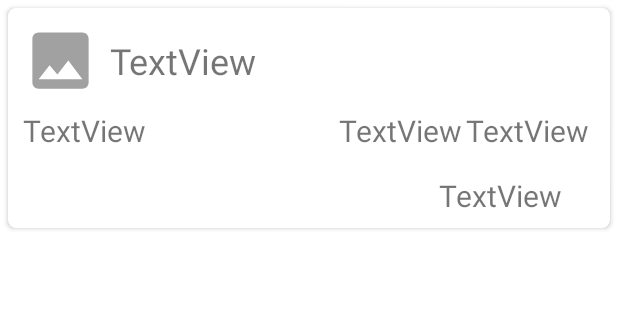
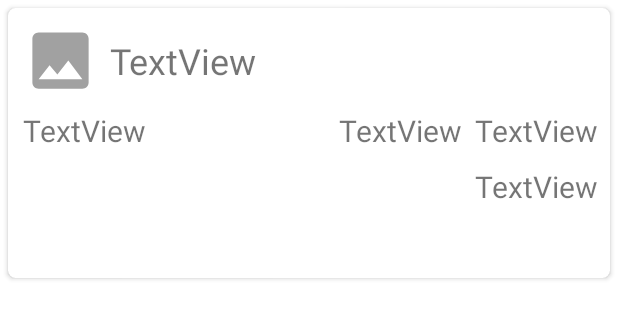
Before and after one commit to arthersky/NumberQ.Client, an Android app: the layout cardview_order_row.xml on its own in the app's theme, with its tools: preview values and no code run, on a phone screen of 412 x 824 dp. Shown: the top 319 px of the screen. Run offline under Robolectric (Android 15) with nearby library versions, the phone set to English and light mode, and no system bars.

Commit message:
微調orderFragment的版面，及一些小bug修正

```diff
--- a/app/src/main/AndroidManifest.xml
+++ b/app/src/main/AndroidManifest.xml
@@ -55,7 +55,7 @@
             android:label="@string/title_activity_pay_select"
             android:theme="@style/MyActionBar">
         </activity>
-
+        <service android:name=".service.OrderCountDown" />
         <meta-data
             android:name="com.google.android.maps.v2.API_KEY"
             android:value="AIzaSyCve1n6aIbHcQNqTG3fMFuYaPyDmApwNyM"/>
--- a/app/src/main/res/layout/cardview_order_row.xml
+++ b/app/src/main/res/layout/cardview_order_row.xml
@@ -73,23 +73,46 @@
                 android:textSize="20sp"
                 app:layout_constraintBottom_toBottomOf="@+id/order_singlePrice"
                 app:layout_constraintEnd_toEndOf="parent"
-                app:layout_constraintHorizontal_bias="0.98"
+                app:layout_constraintHorizontal_bias="1.0"
                 app:layout_constraintStart_toStartOf="parent"
                 app:layout_constraintTop_toTopOf="@+id/order_singlePrice" />
 
             <TextView
+                android:id="@+id/order_status"
+                android:layout_width="wrap_content"
+                android:layout_height="wrap_content"
+                android:layout_marginEnd="8dp"
+                android:layout_marginTop="10dp"
+                android:textSize="20sp"
+                app:layout_constraintEnd_toEndOf="parent"
+                app:layout_constraintHorizontal_bias="0.0"
+                app:layout_constraintStart_toStartOf="@+id/order_menuName"
+                app:layout_constraintTop_toBottomOf="@+id/order_menuName" />
+
+            <TextView
                 android:id="@+id/order_totalPrice"
                 android:layout_width="wrap_content"
+                android:layout_height="27dp"
+                android:layout_marginEnd="8dp"
+                android:text="TextView"
+                android:textSize="20sp"
+                app:layout_constraintEnd_toEndOf="parent"
+                app:layout_constraintHorizontal_bias="1.0"
+                app:layout_constraintStart_toStartOf="parent"
+                app:layout_constraintTop_toTopOf="@+id/order_status" />
+
+            <TextView
+                android:id="@+id/order_finishTime"
+                android:layout_width="wrap_content"
                 android:layout_height="wrap_content"
-                    android:layout_marginBottom="8dp"
-                    android:layout_marginTop="16dp"
-                    android:text="TextView"
+                android:layout_marginBottom="10dp"
+                android:layout_marginTop="10dp"
                 android:textSize="20sp"
                 app:layout_constraintBottom_toBottomOf="parent"
                 app:layout_constraintEnd_toEndOf="parent"
-                    app:layout_constraintHorizontal_bias="0.9"
-                    app:layout_constraintStart_toStartOf="parent"
-                    app:layout_constraintTop_toBottomOf="@+id/order_menuName" />
+                app:layout_constraintHorizontal_bias="0.0"
+                app:layout_constraintStart_toStartOf="@+id/order_status"
+                app:layout_constraintTop_toBottomOf="@+id/order_status" />
 
         </android.support.constraint.ConstraintLayout>
 
```
Also changed, not shown: app/src/main/java/langotec/numberq/client/menu/CheckOutActivity.java (+40 -18 lines), app/src/main/java/langotec/numberq/client/menu/MenuBaseAdapter.java (+27 -3 lines), app/src/main/java/langotec/numberq/client/menu/Order.java (+8 -8 lines), app/src/main/java/langotec/numberq/client/service/OrderCountDown.java (+30 -25 lines), app/src/main/res/values/strings.xml (+11 -0 lines). Lines whose indentation alone changed are shown as unchanged.
